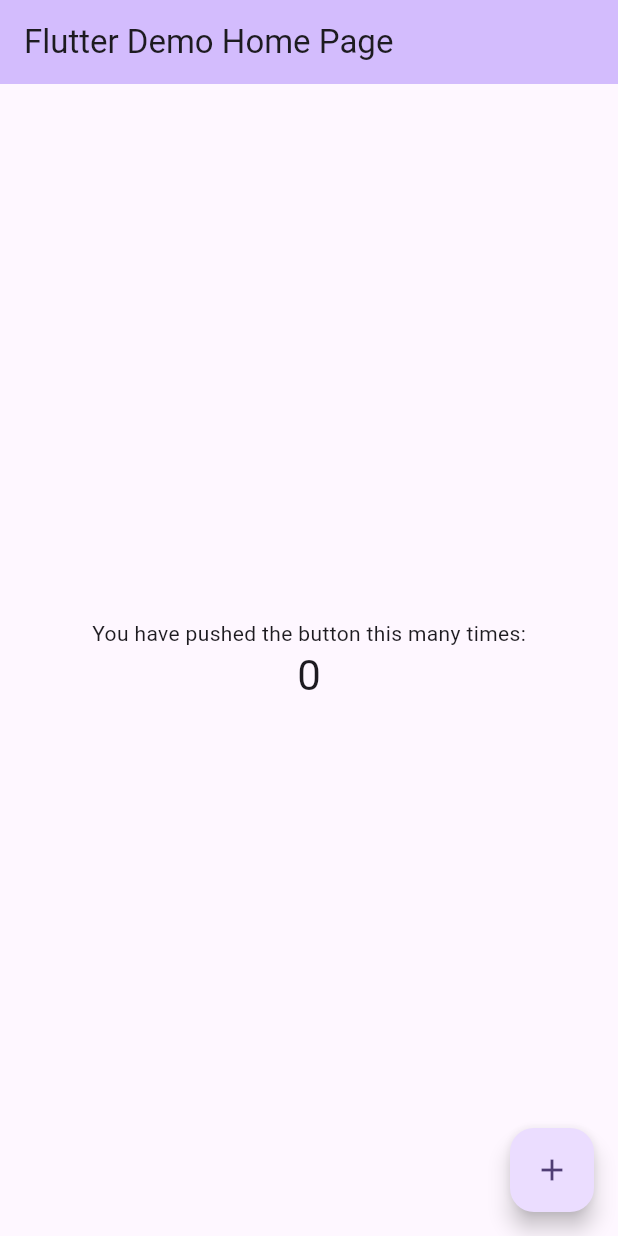
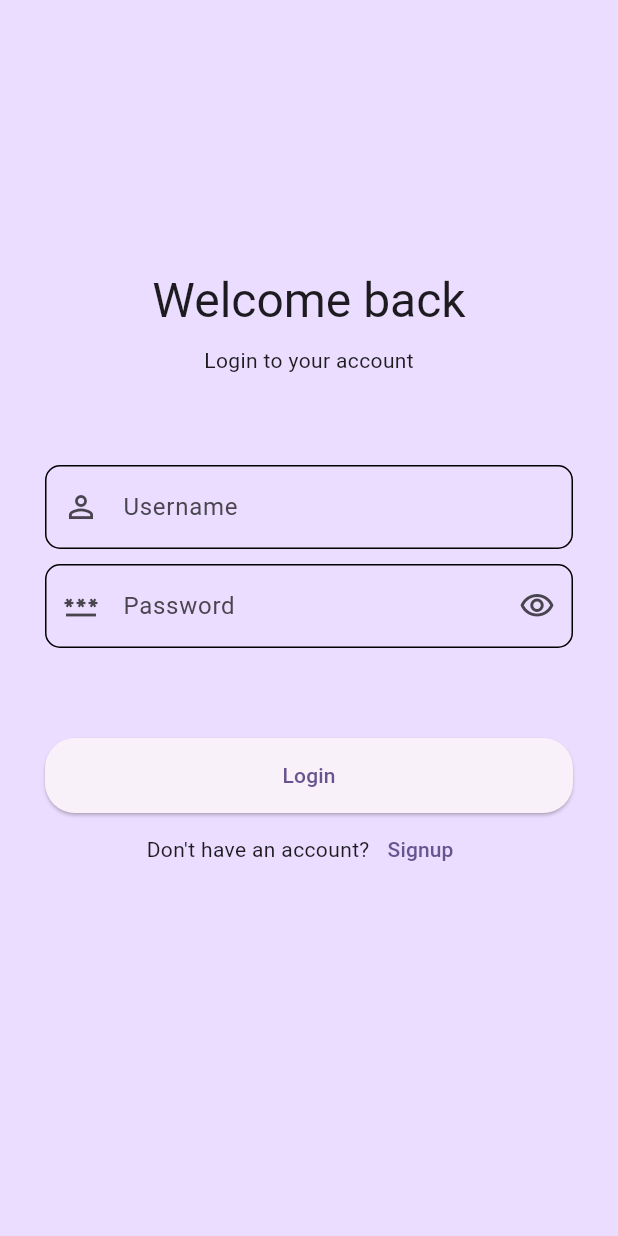
Before and after one commit to Yaswanth-Mitta/Samraksh, a Flutter app: the screen it shows after launch, on a phone screen of 412 x 824 dp. Run offline on Flutter 3.47's test engine with Material 2 defaults, Android fonts, the phone set to English and light mode, and no system bars.

Commit message:
Added Login Screen and Signup Screen

```diff
--- /dev/null
+++ b/rakshak_my_app/lib/auth/login_screen.dart
@@ -0,0 +1,153 @@
+import 'package:flutter/material.dart';
+
+import 'signup_screen.dart';
+// import 'package:rakshak_app/src/auth/signup_screen.dart';
+
+class LoginScreen extends StatefulWidget {
+  const LoginScreen({super.key});
+
+  @override
+  State<LoginScreen> createState() => _LoginScreenState();
+}
+
+class _LoginScreenState extends State<LoginScreen> {
+  final GlobalKey<FormState> _formKey = GlobalKey();
+
+  final FocusNode _focusNodePassword = FocusNode();
+  final TextEditingController _controllerUsername = TextEditingController();
+  final TextEditingController _controllerPassword = TextEditingController();
+  bool _obscurePassword = true;
+
+  @override
+  Widget build(BuildContext context) {
+    return Scaffold(
+      backgroundColor: Theme.of(context).colorScheme.primaryContainer,
+      body: Form(
+        key: _formKey,
+        child: SingleChildScrollView(
+          padding: const EdgeInsets.all(30.0),
+          child: Column(
+            children: [
+              const SizedBox(height: 150),
+              Text(
+                "Welcome back",
+                style: Theme.of(context).textTheme.headlineLarge,
+              ),
+              const SizedBox(height: 10),
+              Text(
+                "Login to your account",
+                style: Theme.of(context).textTheme.bodyMedium,
+              ),
+              const SizedBox(height: 60),
+              TextFormField(
+                controller: _controllerUsername,
+                keyboardType: TextInputType.name,
+                decoration: InputDecoration(
+                  labelText: "Username",
+                  prefixIcon: const Icon(Icons.person_outline),
+                  border: OutlineInputBorder(
+                    borderRadius: BorderRadius.circular(10),
+                  ),
+                  enabledBorder: OutlineInputBorder(
+                    borderRadius: BorderRadius.circular(10),
+                  ),
+                ),
+                onEditingComplete: () => _focusNodePassword.requestFocus(),
+                validator: (String? value) {
+                  if (value == null || value.isEmpty) {
+                    return "Please enter username.";
+                  }
+
+                  return null;
+                },
+              ),
+              const SizedBox(height: 10),
+              TextFormField(
+                controller: _controllerPassword,
+                focusNode: _focusNodePassword,
+                obscureText: _obscurePassword,
+                keyboardType: TextInputType.visiblePassword,
+                decoration: InputDecoration(
+                  labelText: "Password",
+                  prefixIcon: const Icon(Icons.password_outlined),
+                  suffixIcon: IconButton(
+                      onPressed: () {
+                        setState(() {
+                          _obscurePassword = !_obscurePassword;
+                        });
+                      },
+                      icon: _obscurePassword
+                          ? const Icon(Icons.visibility_outlined)
+                          : const Icon(Icons.visibility_off_outlined)),
+                  border: OutlineInputBorder(
+                    borderRadius: BorderRadius.circular(10),
+                  ),
+                  enabledBorder: OutlineInputBorder(
+                    borderRadius: BorderRadius.circular(10),
+                  ),
+                ),
+                validator: (String? value) {
+                  if (value == null || value.isEmpty) {
+                    return "Please enter password.";
+                  }
+
+                  return null;
+                },
+              ),
+              const SizedBox(height: 60),
+              Column(
+                children: [
+                  ElevatedButton(
+                    style: ElevatedButton.styleFrom(
+                      minimumSize: const Size.fromHeight(50),
+                      shape: RoundedRectangleBorder(
+                        borderRadius: BorderRadius.circular(20),
+                      ),
+                    ),
+                    onPressed: () {
+                      if (_formKey.currentState?.validate() ?? false) {
+                        // _boxLogin.put("loginStatus", true);
+                        // _boxLogin.put("userName", _controllerUsername.text);
+
+                        // Navigator.pushReplacement(
+                        //   context,
+                        //   MaterialPageRoute(
+                        //     builder: (context) {
+                        //       return Home();
+                        //     },
+                        //   ),
+                        // );
+                      }
+                    },
+                    child: const Text("Login"),
+                  ),
+                  Row(
+                    mainAxisAlignment: MainAxisAlignment.center,
+                    children: [
+                      const Text("Don't have an account?"),
+                      TextButton(
+                        onPressed: () {
+                          _formKey.currentState?.reset();
+
+                          Navigator.push(
+                            context,
+                            MaterialPageRoute(
+                              builder: (context) {
+                                return const SignupScreen();
+                              },
+                            ),
+                          );
+                        },
+                        child: const Text("Signup"),
+                      ),
+                    ],
+                  ),
+                ],
+              ),
+            ],
+          ),
+        ),
+      ),
+    );
+  }
+}
--- a/rakshak_my_app/lib/main.dart
+++ b/rakshak_my_app/lib/main.dart
@@ -1,4 +1,5 @@
 import 'package:flutter/material.dart';
+import 'package:rakshak_my_app/auth/login_screen.dart';
 
 void main() {
   runApp(const MyApp());
@@ -31,95 +32,7 @@ class MyApp extends StatelessWidget {
         colorScheme: ColorScheme.fromSeed(seedColor: Colors.deepPurple),
         useMaterial3: true,
       ),
-      home: const MyHomePage(title: 'Flutter Demo Home Page'),
+      home: const LoginScreen()
     );
   }
 }
-
-class MyHomePage extends StatefulWidget {
-  const MyHomePage({super.key, required this.title});
-
-  // This widget is the home page of your application. It is stateful, meaning
-  // that it has a State object (defined below) that contains fields that affect
-  // how it looks.
-
-  // This class is the configuration for the state. It holds the values (in this
-  // case the title) provided by the parent (in this case the App widget) and
-  // used by the build method of the State. Fields in a Widget subclass are
-  // always marked "final".
-
-  final String title;
-
-  @override
-  State<MyHomePage> createState() => _MyHomePageState();
-}
-
-class _MyHomePageState extends State<MyHomePage> {
-  int _counter = 0;
-
-  void _incrementCounter() {
-    setState(() {
-      // This call to setState tells the Flutter framework that something has
-      // changed in this State, which causes it to rerun the build method below
-      // so that the display can reflect the updated values. If we changed
-      // _counter without calling setState(), then the build method would not be
-      // called again, and so nothing would appear to happen.
-      _counter++;
-    });
-  }
-
-  @override
-  Widget build(BuildContext context) {
-    // This method is rerun every time setState is called, for instance as done
-    // by the _incrementCounter method above.
-    //
-    // The Flutter framework has been optimized to make rerunning build methods
-    // fast, so that you can just rebuild anything that needs updating rather
-    // than having to individually change instances of widgets.
-    return Scaffold(
-      appBar: AppBar(
-        // TRY THIS: Try changing the color here to a specific color (to
-        // Colors.amber, perhaps?) and trigger a hot reload to see the AppBar
-        // change color while the other colors stay the same.
-        backgroundColor: Theme.of(context).colorScheme.inversePrimary,
-        // Here we take the value from the MyHomePage object that was created by
-        // the App.build method, and use it to set our appbar title.
-        title: Text(widget.title),
-      ),
-      body: Center(
-        // Center is a layout widget. It takes a single child and positions it
-        // in the middle of the parent.
-        child: Column(
-          // Column is also a layout widget. It takes a list of children and
-          // arranges them vertically. By default, it sizes itself to fit its
-          // children horizontally, and tries to be as tall as its parent.
-          //
-          // Column has various properties to control how it sizes itself and
-          // how it positions its children. Here we use mainAxisAlignment to
-          // center the children vertically; the main axis here is the vertical
-          // axis because Columns are vertical (the cross axis would be
-          // horizontal).
-          //
-          // TRY THIS: Invoke "debug painting" (choose the "Toggle Debug Paint"
-          // action in the IDE, or press "p" in the console), to see the
-          // wireframe for each widget.
-          mainAxisAlignment: MainAxisAlignment.center,
-          children: <Widget>[
-            const Text(
-              'You have pushed the button this many times:',
-            ),
-            Text(
-              '$_counter',
-              style: Theme.of(context).textTheme.headlineMedium,
-            ),
-          ],
-        ),
-      ),
-      floatingActionButton: FloatingActionButton(
-        onPressed: _incrementCounter,
-        tooltip: 'Increment',
-        child: const Icon(Icons.add),
-      ), // This trailing comma makes auto-formatting nicer for build methods.
-    );
-  }
-}
```
Also changed, not shown: rakshak_my_app/lib/auth/signup_screen.dart (added, +213 -0 lines).
